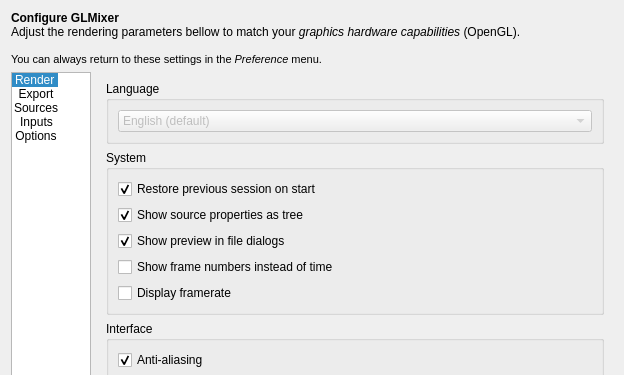
This is src/UserPreferencesDialog.ui in markus-wa/glmixer-mirror as Qt 5 draws it before an edit; both pictures show x 0 to 624 and y 0 to 375 of the 624 by 610 pixel window. The edited form follows.
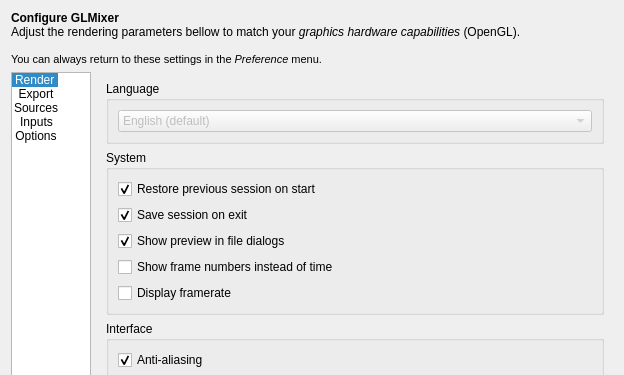
This is the edited form. The open tabs and pages were chosen to show the change. Icons and pictures are not drawn. Custom widgets are drawn as their Qt base class.

Commit message: Implemented preference for saving session on exit. Fixed minor GUI bugs.

Patch:
```diff
--- a/src/UserPreferencesDialog.ui
+++ b/src/UserPreferencesDialog.ui
@@ -1670,7 +1670,7 @@
                  <string>Display tree of properties of the current source (side panel)</string>
                 </property>
                 <property name="text">
-                 <string>Show source properties as tree</string>
+                 <string>Save session on exit</string>
                 </property>
                 <property name="checked">
                  <bool>true</bool>
```
Left out of the diff: 6 changed lines with no effect on the pictures. The commit also changes 7 other files.
